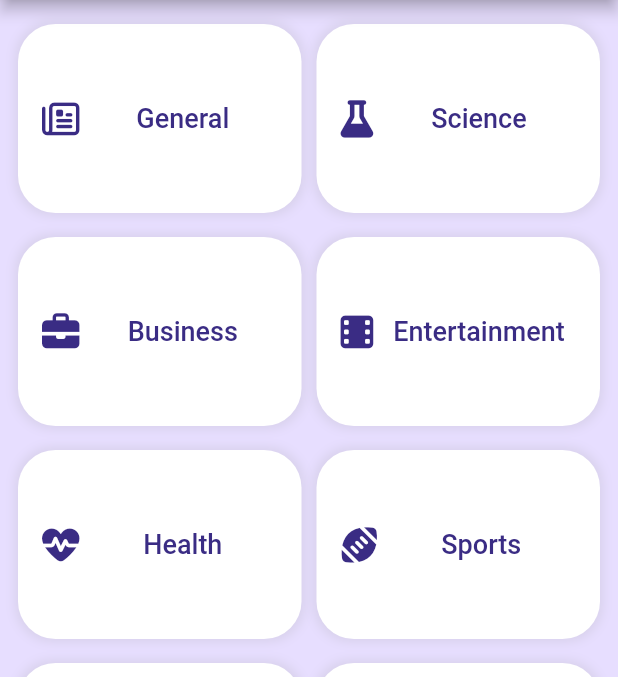
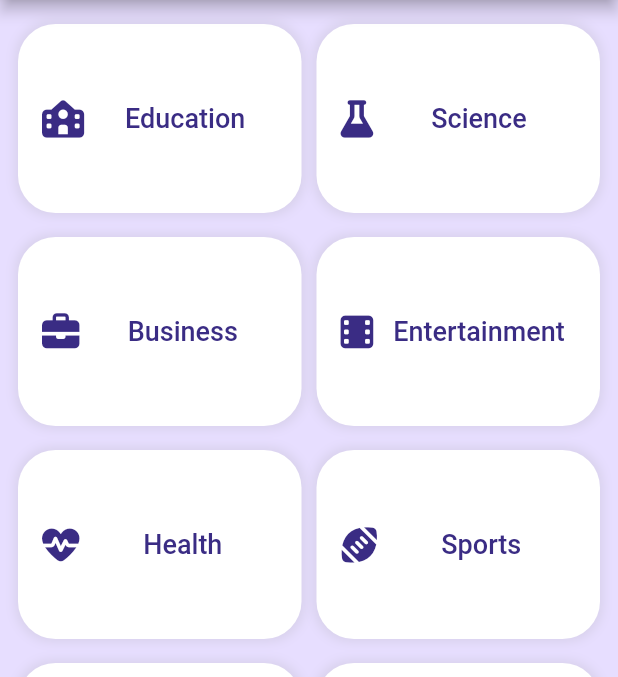
Before and after one commit to Osamamsm/Newsly, a Flutter app: the screen it shows after launch, item 3 of the bottom bar chosen, on a phone screen of 412 x 824 dp, the part 84-761 px from its top. Run offline on Flutter 3.47's test engine with Material 3 defaults, Android fonts, the phone set to English and light mode, and no system bars; drawn by our look-alikes of animated_notch_bottom_bar; our stand-ins replace dartz, dio, flutter_advanced_switch, flutter_bloc, flutter_screenutil, font_awesome_flutter and 4 more; network calls fail.

Commit message:
finished api integration with category news feature

```diff
--- a/lib/core/constants/constants.dart
+++ b/lib/core/constants/constants.dart
@@ -48,18 +48,46 @@ class Constants {
   static List<CategoryModel> categoriesListLocalized(BuildContext context) {
     return [
       CategoryModel(
-        name: S.of(context).general,
-        iconData: FontAwesomeIcons.newspaper,
+        name: S.of(context).education,
+        iconData: FontAwesomeIcons.school,
       ),
-      CategoryModel(name: S.of(context).science, iconData: FontAwesomeIcons.flask),
-      CategoryModel(name: S.of(context).business, iconData: FontAwesomeIcons.briefcase),
-      CategoryModel(name: S.of(context).entertainment, iconData: FontAwesomeIcons.film),
-      CategoryModel(name: S.of(context).health, iconData: FontAwesomeIcons.heartPulse),
-      CategoryModel(name: S.of(context).sports, iconData: FontAwesomeIcons.football),
-      CategoryModel(name: S.of(context).technology, iconData: FontAwesomeIcons.microchip),
-      CategoryModel(name: S.of(context).politics, iconData: FontAwesomeIcons.landmark),
-      CategoryModel(name: S.of(context).food, iconData: FontAwesomeIcons.bowlFood),
-      CategoryModel(name: S.of(context).travel, iconData: FontAwesomeIcons.plane),
+      CategoryModel(
+        name: S.of(context).science,
+        iconData: FontAwesomeIcons.flask,
+      ),
+      CategoryModel(
+        name: S.of(context).business,
+        iconData: FontAwesomeIcons.briefcase,
+      ),
+      CategoryModel(
+        name: S.of(context).entertainment,
+        iconData: FontAwesomeIcons.film,
+      ),
+      CategoryModel(
+        name: S.of(context).health,
+        iconData: FontAwesomeIcons.heartPulse,
+      ),
+      CategoryModel(
+        name: S.of(context).sports,
+        iconData: FontAwesomeIcons.football,
+      ),
+      CategoryModel(
+        name: S.of(context).technology,
+        iconData: FontAwesomeIcons.microchip,
+      ),
+      CategoryModel(
+        name: S.of(context).politics,
+        iconData: FontAwesomeIcons.landmark,
+      ),
+      CategoryModel(
+        name: S.of(context).food,
+        iconData: FontAwesomeIcons.bowlFood,
+      ),
+      CategoryModel(
+        name: S.of(context).travel,
+        iconData: FontAwesomeIcons.plane,
+      ),
+      CategoryModel(name: S.of(context).crime, iconData: FontAwesomeIcons.handcuffs)
     ];
   }
 }
--- a/lib/core/dependency_injection/di.dart
+++ b/lib/core/dependency_injection/di.dart
@@ -1,8 +1,12 @@
 import 'package:get_it/get_it.dart';
 import 'package:injectable/injectable.dart';
+import 'package:newsly/core/networking/app_dio.dart';
 import 'di.config.dart';
 
 final GetIt getIt = GetIt.instance;
 
 @InjectableInit()
-void setupDependencies() => getIt.init();
+void setupDependencies() {
+  getIt.init();
+  getIt.registerLazySingleton(() => AppDio.create());
+}
--- a/lib/core/networking/api_constants.dart
+++ b/lib/core/networking/api_constants.dart
@@ -1,10 +1,8 @@
 class ApiConstants {
-
   static const String baseUrl = 'https://newsdata.io/api/1/';
-  static const String apiKey = String.fromEnvironment('API_KEY');
+  static const String apiKey = "pub_52515058319dd4abdd177bb8b9f18c503e7e3";
   static const String latest = 'latest';
   static const String news = 'news';
   static const String categories = 'categories';
   static const String search = 'q';
-
 }
--- a/lib/core/networking/api_service.dart
+++ b/lib/core/networking/api_service.dart
@@ -11,7 +11,7 @@ class ApiService {
 
   ApiService(this._dio);
   Future<Map<String, dynamic>> get(
-    {required String endpoint,
+   {required String endpoint,
     Map<String, dynamic>? queries,}
   ) async {
     var response = await _dio.get(
--- a/lib/features/category_news/data/repos/category_news_repo_impl.dart
+++ b/lib/features/category_news/data/repos/category_news_repo_impl.dart
@@ -7,8 +7,7 @@ import 'package:newsly/core/networking/api_error_model.dart';
 import 'package:newsly/core/networking/api_service.dart';
 import 'package:newsly/features/category_news/data/repos/category_news_repo.dart';
 
-
-@LazySingleton()
+@LazySingleton(as: CategoryNewsRepo)
 class CategoryNewsRepoImpl implements CategoryNewsRepo {
   final ApiService _apiService;
 
@@ -22,6 +21,7 @@ class CategoryNewsRepoImpl implements CategoryNewsRepo {
         endpoint: ApiConstants.latest,
         queries: {'category': category},
       );
+      print(category);
 
       List<Article> articles = [];
 
--- a/lib/features/category_news/presentation/view_model/cubit/get_category_news_cubit.dart
+++ b/lib/features/category_news/presentation/view_model/cubit/get_category_news_cubit.dart
@@ -1,7 +1,9 @@
 import 'package:flutter_bloc/flutter_bloc.dart';
+import 'package:injectable/injectable.dart';
 import 'package:newsly/features/category_news/data/repos/category_news_repo.dart';
 import 'package:newsly/features/category_news/presentation/view_model/cubit/get_category_news_state.dart';
 
+@Injectable()
 class GetCategoryNewsCubit extends Cubit<GetCategoryNewsState> {
   GetCategoryNewsCubit(this._categoryNewsRepo)
     : super(GetCategoryNewsInitial());
@@ -12,7 +14,7 @@ class GetCategoryNewsCubit extends Cubit<GetCategoryNewsState> {
     emit(GetCategoryNewsLoading());
     final result = await _categoryNewsRepo.getCategoryNews(category: category);
     result.fold(
-      (failure) => emit(GetCategoryNewsError(failure.message!)),
+      (failure) => emit(GetCategoryNewsError(failure.getAllMessages())),
       (news) => emit(GetCategoryNewsLoaded(news)),
     );
   }
--- a/lib/features/category_news/presentation/widgets/categories_grid_view.dart
+++ b/lib/features/category_news/presentation/widgets/categories_grid_view.dart
@@ -17,7 +17,7 @@ class CategoriesGridView extends StatelessWidget {
         mainAxisSpacing: 16,
         childAspectRatio: 1.5,
       ),
-      itemCount: 10,
+      itemCount: categories.length,
       itemBuilder: (context, index) =>
           CategoryItemWidget(category: categories[index]),
     );
--- a/lib/features/category_news/presentation/widgets/category_item_widget.dart
+++ b/lib/features/category_news/presentation/widgets/category_item_widget.dart
@@ -15,7 +15,7 @@ class CategoryItemWidget extends StatelessWidget {
   Widget build(BuildContext context) {
     return GestureDetector(
       onTap: () {
-        context.push(CategorizedNewsView.routeName);
+        context.push(CategorizedNewsView.routeName, extra: category.name);
       },
       child: Container(
         decoration: BoxDecoration(
--- a/lib/l10n/intl_ar.arb
+++ b/lib/l10n/intl_ar.arb
@@ -6,6 +6,7 @@
     "for_you":"من أجلك",
     "top_stories":"أهم العناوين",
     "general":"عام",
+    "education":"تعليم",
     "business":"أعمال",
     "entertainment":"ترفيه",
     "health":"صحة",
@@ -15,6 +16,7 @@
     "politics":"سياسة",
     "food":"طعام",
     "travel":"سفر",
+    "crime":"جريمة",
     "appearance":"المظهر",
     "dark_mode":"الوضع الداكن",
     "light_mode":"الوضع الفاتح",
--- a/lib/l10n/intl_en.arb
+++ b/lib/l10n/intl_en.arb
@@ -6,6 +6,7 @@
     "for_you":"For You",
     "top_stories":"Top Stories",
     "general":"General",
+    "education":"Education",
     "business":"Business",
     "entertainment":"Entertainment",
     "health":"Health",
@@ -15,6 +16,7 @@
     "politics":"Politics",
     "food":"Food",
     "travel":"Travel",
+    "crime":"Crime",
     "appearance":"Appearance",
     "dark_mode":"Dark Mode",
     "light_mode":"Light Mode",
--- a/pubspec.yaml
+++ b/pubspec.yaml
@@ -45,6 +45,7 @@ dependencies:
   injectable: ^2.6.0
   intl: ^0.20.2
   json_annotation: ^4.9.0
+  pretty_dio_logger: ^1.4.0
 
 dev_dependencies:
   build_runner: ^2.10.1
```
Also changed, not shown: lib/core/networking/app_dio.dart (added, +20 -0 lines), lib/features/category_news/presentation/views/categorized_news_view.dart (+13 -4 lines), lib/features/category_news/presentation/widgets/categorized_news_view_body.dart (+18 -3 lines), lib/core/dependency_injection/di.config.dart, lib/generated/intl/messages_ar.dart, lib/generated/intl/messages_en.dart, lib/generated/l10n.dart, pubspec.lock.
